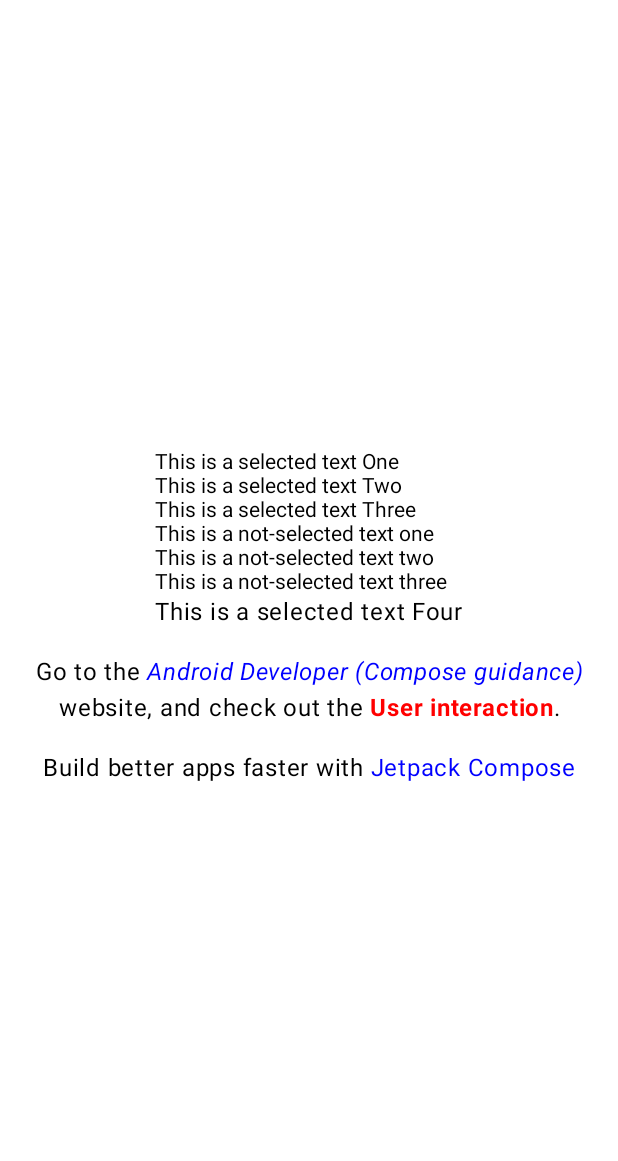
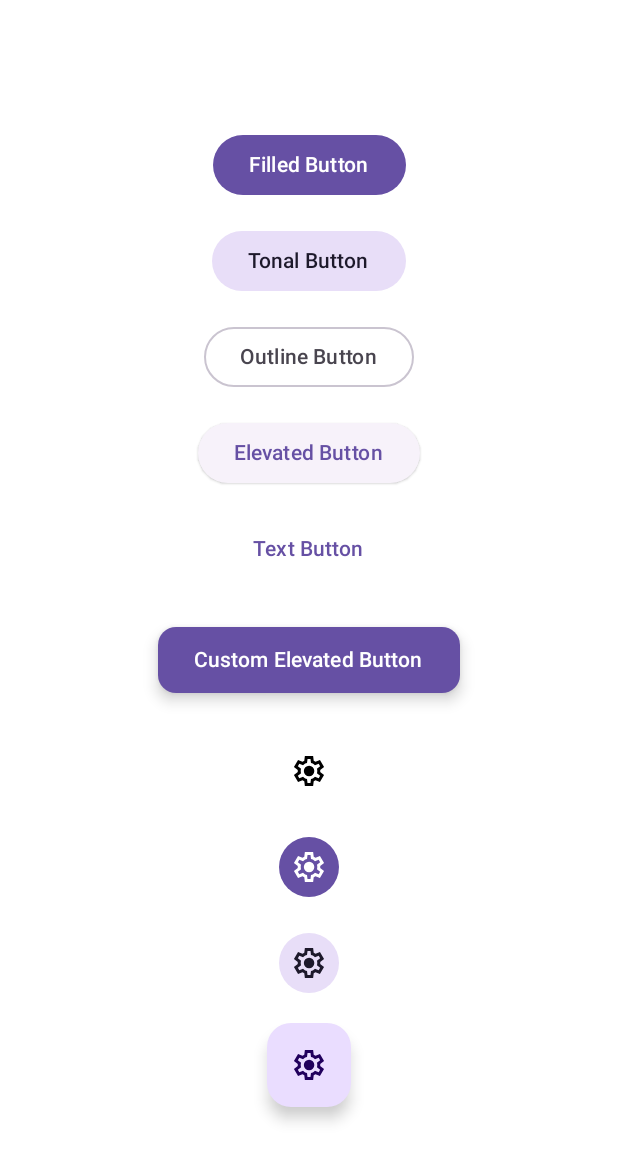
Before and after one commit to hossain72/ComposeExample, an Android app built with Jetpack Compose: the screen it shows after launch (MainActivity), on a phone screen of 412 x 824 dp. Shown: the top 1161 px of the screen. Run offline under Robolectric (Android 15) with nearby library versions, the phone set to English and light mode, and no system bars.

Commit message:
button example add

```diff
--- a/app/src/main/java/com/rul/compose_example/MainActivity.kt
+++ b/app/src/main/java/com/rul/compose_example/MainActivity.kt
@@ -4,7 +4,11 @@ import android.os.Bundle
 import androidx.activity.ComponentActivity
 import androidx.activity.compose.setContent
 import androidx.activity.enableEdgeToEdge
-import com.rul.compose_example.new_jetpack_compose.core_components_3.UserInteraction
+import com.rul.compose_example.new_jetpack_compose.core_components_3.ButtonExample
+import com.rul.compose_example.new_jetpack_compose.core_components_3.SimpleText
+import com.rul.compose_example.new_jetpack_compose.core_components_3.TextFieldExample
+import com.rul.compose_example.new_jetpack_compose.core_components_3.UserInteractionExample
+import com.rul.compose_example.new_jetpack_compose.fundamantal_concept_2.Greeting
 import com.rul.compose_example.ui.theme.Compose_exampleTheme
 
 class MainActivity : ComponentActivity() {
@@ -13,10 +17,11 @@ class MainActivity : ComponentActivity() {
         enableEdgeToEdge()
         setContent {
             Compose_exampleTheme {
-                // Greeting()
+                //Greeting()
                 //SimpleText()
                 //TextFieldExample()
-                UserInteraction()
+                //UserInteractionExample()
+                ButtonExample()
             }
         }
     }
--- /dev/null
+++ b/app/src/main/java/com/rul/compose_example/new_jetpack_compose/core_components_3/ButtonExample.kt
@@ -0,0 +1,144 @@
+package com.rul.compose_example.new_jetpack_compose.core_components_3
+
+import android.graphics.drawable.Icon
+import android.widget.Toast
+import androidx.compose.foundation.background
+import androidx.compose.foundation.layout.Arrangement
+import androidx.compose.foundation.layout.Column
+import androidx.compose.foundation.layout.Spacer
+import androidx.compose.foundation.layout.fillMaxSize
+import androidx.compose.foundation.layout.height
+import androidx.compose.foundation.layout.padding
+import androidx.compose.material3.Button
+import androidx.compose.material3.ButtonDefaults
+import androidx.compose.material3.ElevatedButton
+import androidx.compose.material3.FilledIconButton
+import androidx.compose.material3.FilledTonalButton
+import androidx.compose.material3.FilledTonalIconButton
+import androidx.compose.material3.FloatingActionButton
+import androidx.compose.material3.Icon
+import androidx.compose.material3.IconButton
+import androidx.compose.material3.OutlinedButton
+import androidx.compose.material3.Text
+import androidx.compose.material3.TextButton
+import androidx.compose.runtime.Composable
+import androidx.compose.ui.Alignment
+import androidx.compose.ui.Modifier
+import androidx.compose.ui.graphics.Color
+import androidx.compose.ui.platform.LocalContext
+import androidx.compose.ui.res.painterResource
+import androidx.compose.ui.tooling.preview.Preview
+import androidx.compose.ui.unit.dp
+import com.rul.compose_example.R
+
+@Composable
+fun ButtonExample() {
+
+    val context = LocalContext.current
+
+    Column(
+        modifier = Modifier
+            .fillMaxSize()
+            .background(color = Color.White)
+            .padding(horizontal = 16.dp),
+        verticalArrangement = Arrangement.Center,
+        horizontalAlignment = Alignment.CenterHorizontally
+    ) {
+
+        //Filled Button
+        Button(
+            onClick = {
+                Toast.makeText(context, "Filled Button is clicked", Toast.LENGTH_SHORT).show()
+            }) {
+            Text("Filled Button")
+        }
+        Spacer(modifier = Modifier.height(16.dp))
+
+        //Tonal Button
+        FilledTonalButton(onClick = {
+            Toast.makeText(context, "Tonal Button is clicked", Toast.LENGTH_SHORT).show()
+        }) {
+            Text("Tonal Button")
+        }
+        Spacer(modifier = Modifier.height(16.dp))
+
+        //Outline Button
+        OutlinedButton(onClick = {
+            Toast.makeText(context, "Outline Button is clicked", Toast.LENGTH_SHORT).show()
+        }) {
+            Text("Outline Button")
+        }
+        Spacer(modifier = Modifier.height(16.dp))
+
+        //Elevated Button
+        ElevatedButton(onClick = {
+            Toast.makeText(context, "Elevated Button is clicked", Toast.LENGTH_SHORT).show()
+        }) {
+            Text("Elevated Button")
+        }
+        Spacer(modifier = Modifier.height(16.dp))
+
+        //Text Button
+        TextButton(onClick = {
+            Toast.makeText(context, "Text Button is clicked", Toast.LENGTH_SHORT).show()
+        }) { Text("Text Button") }
+        Spacer(modifier = Modifier.height(16.dp))
+
+        //Custom Elevated Button
+        CustomButton(onClick = {
+            Toast.makeText(context, "Custom elevated Button is clicked", Toast.LENGTH_SHORT).show()
+        }, text = "Custom Elevated Button")
+        Spacer(modifier = Modifier.height(16.dp))
+
+        //Icon Button
+        IconButton(onClick = {
+            Toast.makeText(context, "Icon Button is clicked", Toast.LENGTH_SHORT).show()
+        }) {
+            Icon(
+                painter = painterResource(R.drawable.outline_settings_24),
+                contentDescription = null
+            )
+        }
+        Spacer(modifier = Modifier.height(16.dp))
+
+        //Filled Icon Button
+        FilledIconButton(onClick = {
+            Toast.makeText(context, "Icon Button is clicked", Toast.LENGTH_SHORT).show()
+        }) {
+            Icon(
+                painter = painterResource(R.drawable.outline_settings_24),
+                contentDescription = null
+            )
+        }
+        Spacer(modifier = Modifier.height(16.dp))
+
+        //Filled Tonal Icon Button
+        FilledTonalIconButton(onClick = {
+            Toast.makeText(context, "Icon Button is clicked", Toast.LENGTH_SHORT).show()
+        }) {
+            Icon(
+                painter = painterResource(R.drawable.outline_settings_24),
+                contentDescription = null
+            )
+        }
+        Spacer(modifier = Modifier.height(16.dp))
+
+        //Filled Tonal Icon Button
+        FloatingActionButton(onClick = {
+            Toast.makeText(context, "Icon Button is clicked", Toast.LENGTH_SHORT).show()
+        }) {
+            Icon(
+                painter = painterResource(R.drawable.outline_settings_24),
+                contentDescription = null
+            )
+        }
+
+
+    }
+}
+
+@Preview(showSystemUi = true)
+@Composable
+fun PreviewButtonExample() {
+    ButtonExample()
+}
--- /dev/null
+++ b/app/src/main/java/com/rul/compose_example/new_jetpack_compose/core_components_3/CustomButton.kt
@@ -0,0 +1,52 @@
+package com.rul.compose_example.new_jetpack_compose.core_components_3
+
+import androidx.compose.foundation.BorderStroke
+import androidx.compose.foundation.clickable
+import androidx.compose.foundation.layout.PaddingValues
+import androidx.compose.foundation.layout.padding
+import androidx.compose.foundation.shape.RoundedCornerShape
+import androidx.compose.material3.Card
+import androidx.compose.material3.CardDefaults
+import androidx.compose.material3.MaterialTheme
+import androidx.compose.material3.Text
+import androidx.compose.runtime.Composable
+import androidx.compose.ui.Modifier
+import androidx.compose.ui.graphics.Color
+import androidx.compose.ui.res.colorResource
+import androidx.compose.ui.unit.Dp
+import androidx.compose.ui.unit.dp
+import com.rul.compose_example.R
+
+@Composable
+fun CustomButton(
+    onClick: () -> Unit,
+    modifier: Modifier = Modifier,
+    text: String,
+    backgroundColor: Color = MaterialTheme.colorScheme.primary,
+    contentColor: Color = Color.White,
+    elevation: Dp = 6.dp,
+    cornerRadius: Dp = 12.dp,
+    border: BorderStroke = BorderStroke(width = 1.dp, color = Color.Transparent),
+    padding: PaddingValues = PaddingValues(horizontal = 24.dp, vertical = 12.dp),
+) {
+    Card(
+        modifier = modifier
+            .clickable(onClick = onClick)
+            .padding(padding),
+        shape = RoundedCornerShape(cornerRadius),
+        elevation = CardDefaults.cardElevation(
+            defaultElevation = elevation
+        ),
+        border = border,
+        colors = CardDefaults.cardColors(
+            containerColor = backgroundColor
+        ),
+    ) {
+        Text(
+            modifier = Modifier.padding(padding),
+            text = text,
+            color = contentColor,
+            style = MaterialTheme.typography.labelLarge
+        )
+    }
+}
--- a/app/src/main/java/com/rul/compose_example/new_jetpack_compose/core_components_3/UserInteraction.kt
+++ b/app/src/main/java/com/rul/compose_example/new_jetpack_compose/core_components_3/UserInteractionExample.kt
@@ -31,7 +31,7 @@ import androidx.compose.ui.tooling.preview.Preview
 import androidx.compose.ui.unit.dp
 
 @Composable
-fun UserInteraction() {
+fun UserInteractionExample() {
 
     val customSelectionColor = TextSelectionColors(
         handleColor = Color.Red,
@@ -121,8 +121,8 @@ fun UserInteraction() {
     }
 }
 
-@Preview
+@Preview(showSystemUi = true)
 @Composable
-fun PreviewUserInteraction() {
-    UserInteraction()
+fun PreviewUserInteractionExample() {
+    UserInteractionExample()
 }
--- a/app/src/main/java/com/rul/compose_example/ui/theme/Theme.kt
+++ b/app/src/main/java/com/rul/compose_example/ui/theme/Theme.kt
@@ -37,7 +37,7 @@ private val LightColorScheme = lightColorScheme(
 fun Compose_exampleTheme(
     darkTheme: Boolean = isSystemInDarkTheme(),
     // Dynamic color is available on Android 12+
-    dynamicColor: Boolean = true,
+    dynamicColor: Boolean = false,
     content: @Composable () -> Unit
 ) {
     val colorScheme = when {
--- /dev/null
+++ b/app/src/main/res/drawable/outline_settings_24.xml
@@ -0,0 +1,5 @@
+<vector xmlns:android="http://schemas.android.com/apk/res/android" android:height="24dp" android:tint="#000000" android:viewportHeight="960" android:viewportWidth="960" android:width="24dp">
+
+    <path android:fillColor="@android:color/white" android:pathData="M370,880L354,752Q341,747 329.5,740Q318,733 307,725L188,775L78,585L181,507Q180,500 180,493.5Q180,487 180,480Q180,473 180,466.5Q180,460 181,453L78,375L188,185L307,235Q318,227 330,220Q342,213 354,208L370,80L590,80L606,208Q619,213 630.5,220Q642,227 653,235L772,185L882,375L779,453Q780,460 780,466.5Q780,473 780,480Q780,487 780,493.5Q780,500 778,507L881,585L771,775L653,725Q642,733 630,740Q618,747 606,752L590,880L370,880ZM440,800L519,800L533,694Q564,686 590.5,670.5Q617,655 639,633L738,674L777,606L691,541Q696,527 698,511.5Q700,496 700,480Q700,464 698,448.5Q696,433 691,419L777,354L738,286L639,328Q617,305 590.5,289.5Q564,274 533,266L520,160L441,160L427,266Q396,274 369.5,289.5Q343,305 321,327L222,286L183,354L269,418Q264,433 262,448Q260,463 260,480Q260,496 262,511Q264,526 269,541L183,606L222,674L321,632Q343,655 369.5,670.5Q396,686 427,694L440,800ZM482,620Q540,620 581,579Q622,538 622,480Q622,422 581,381Q540,340 482,340Q423,340 382.5,381Q342,422 342,480Q342,538 382.5,579Q423,620 482,620ZM480,480L480,480Q480,480 480,480Q480,480 480,480L480,480L480,480L480,480Q480,480 480,480Q480,480 480,480Q480,480 480,480Q480,480 480,480L480,480L480,480L480,480Q480,480 480,480Q480,480 480,480L480,480L480,480L480,480Q480,480 480,480Q480,480 480,480L480,480L480,480L480,480Q480,480 480,480Q480,480 480,480Q480,480 480,480Q480,480 480,480L480,480L480,480L480,480Q480,480 480,480Q480,480 480,480L480,480Z"/>
+
+</vector>
```
Also changed, not shown: app/src/main/res/drawable/natural_image.jpg (added).
